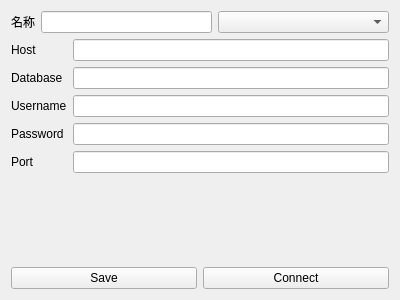
Qt form src/ui/dblogin.ui (JerryAZR/xls2pgsql) before a commit.
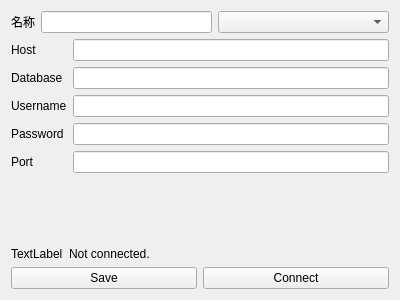
The same form after that commit.

Commit message: Remove toast submodule. Replace with status label

Patch:
```diff
--- a/src/ui/dblogin.ui
+++ b/src/ui/dblogin.ui
@@ -109,6 +109,36 @@
      </property>
     </spacer>
    </item>
+   <item>
+    <layout class="QHBoxLayout" name="horizontalLayout_4">
+     <item>
+      <widget class="QLabel" name="indicator">
+       <property name="sizePolicy">
+        <sizepolicy hsizetype="Minimum" vsizetype="Preferred">
+         <horstretch>0</horstretch>
+         <verstretch>0</verstretch>
+        </sizepolicy>
+       </property>
+       <property name="text">
+        <string>TextLabel</string>
+       </property>
+      </widget>
+     </item>
+     <item>
+      <widget class="QLabel" name="statusLabel">
+       <property name="sizePolicy">
+        <sizepolicy hsizetype="Expanding" vsizetype="Preferred">
+         <horstretch>0</horstretch>
+         <verstretch>0</verstretch>
+        </sizepolicy>
+       </property>
+       <property name="text">
+        <string>Not connected.</string>
+       </property>
+      </widget>
+     </item>
+    </layout>
+   </item>
    <item>
     <layout class="QHBoxLayout" name="horizontalLayout">
      <item>
```
The commit also changes 5 other files.
